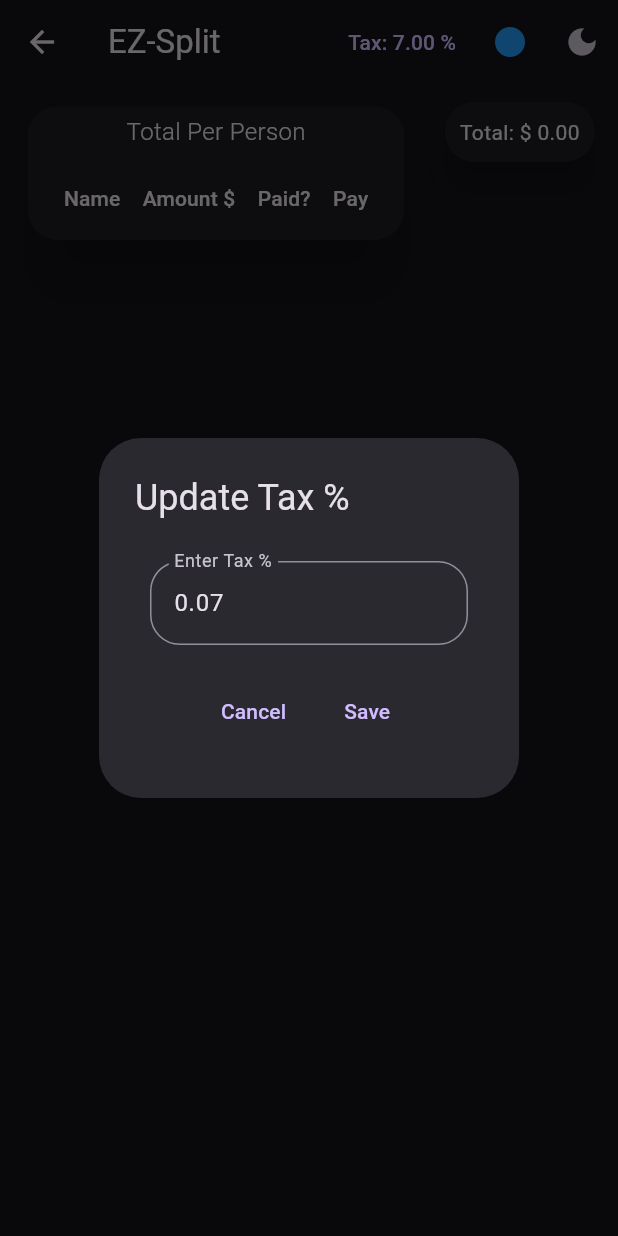
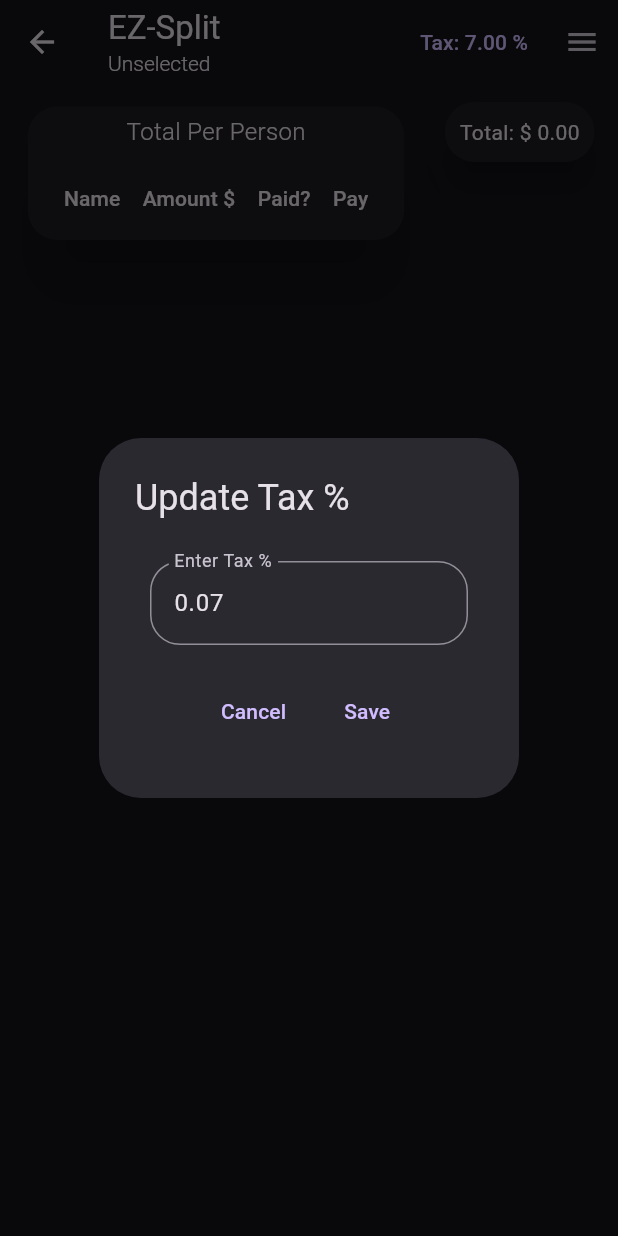
Before and after one commit to hectormiguel1/ez_split, a Flutter app: the TotalsPage screen opened by its route, after a tap on an icon or button, on a phone screen of 412 x 824 dp. Run offline on Flutter 3.47's test engine with Material 2 defaults, Android fonts, the phone set to English and light mode, and no system bars; our stand-ins replace flutter_riverpod, font_awesome_flutter, logger.

Commit message:
Further changes to make app work on smaller screens

```diff
--- a/lib/main.dart
+++ b/lib/main.dart
@@ -1,7 +1,4 @@
 import 'package:ez_split/model/routes.dart';
-import 'package:ez_split/pages/home.dart';
-import 'package:ez_split/pages/template.dart';
-import 'package:ez_split/pages/totals.dart';
 import 'package:ez_split/provider/providers.dart';
 import 'package:flutter/material.dart';
 import 'package:flutter_riverpod/flutter_riverpod.dart';
--- a/lib/model/theme.dart
+++ b/lib/model/theme.dart
@@ -46,7 +46,7 @@ class AppTheme with ChangeNotifier {
 
   void updateUI(BuildContext context) {
         final width = MediaQuery.of(context).size.width;
-    if (width <= 400) {
+    if (width <= 500) {
       shouldUseDrower = true;
     }
     else {
--- a/lib/pages/home.dart
+++ b/lib/pages/home.dart
@@ -15,7 +15,7 @@ class DataEntryScreen extends ConsumerWidget {
     ref.watch(currentRouteProvider).value = ModalRoute.of(context)!.settings.name!;
     theme.updateUI(context);
     return Scaffold(
-      appBar: CustomAppBar(key: GlobalKey()),
+      appBar: CustomAppBar(subtitle: ref.watch(templateProvider).value.name,),
       endDrawer: theme.shouldUseDrower ? const CustomDrawer() : null,
       body: Align(
         alignment: Alignment.topCenter,
--- a/lib/pages/template.dart
+++ b/lib/pages/template.dart
@@ -8,6 +8,7 @@ import 'package:flutter/material.dart';
 import 'package:flutter_riverpod/flutter_riverpod.dart';
 
 class TemplateSelection extends ConsumerWidget {
+
   const TemplateSelection({Key? key}) : super(key: key);
 
   void selectedTemplate(NotifierMap fees, Template selection) {
@@ -22,7 +23,7 @@ class TemplateSelection extends ConsumerWidget {
     final theme = ref.watch(appThemeProvider);
     final templateNotifier = ref.watch(templateProvider);
     ref.watch(currentRouteProvider).value = ModalRoute.of(context)!.settings.name!;
-    templateNotifier.value = Template.Unselected;
+    theme.updateUI(context);
     return Scaffold(
         appBar: CustomAppBar(),
         endDrawer: theme.shouldUseDrower ? const CustomDrawer() : null,
--- a/lib/pages/totals.dart
+++ b/lib/pages/totals.dart
@@ -1,4 +1,3 @@
-import 'package:ez_split/model/routes.dart';
 import 'package:ez_split/provider/providers.dart';
 import 'package:ez_split/widgets/app_bar.dart';
 import 'package:ez_split/widgets/drower.dart';
@@ -13,11 +12,14 @@ class TotalsPage extends ConsumerWidget {
   Widget build(BuildContext context, WidgetRef ref) {
     final total = ref.watch(totalProvider).value;
     final theme = ref.watch(appThemeProvider);
-        ref.watch(currentRouteProvider).value = ModalRoute.of(context)!.settings.name!;
+    ref.watch(currentRouteProvider).value =
+        ModalRoute.of(context)!.settings.name!;
 
     theme.updateUI(context);
     return Scaffold(
-        appBar: CustomAppBar(key: GlobalObjectKey(routeFromType[runtimeType]!)),
+        appBar: CustomAppBar(
+          subtitle: ref.watch(templateProvider).value.name,
+        ),
         endDrawer: theme.shouldUseDrower ? const CustomDrawer() : null,
         body: Align(
           alignment: Alignment.topCenter,
@@ -37,7 +39,8 @@ class TotalsPage extends ConsumerWidget {
                       ),
                       child: Padding(
                           padding: const EdgeInsets.all(10),
-                          child: Text("Total: \$ ${total.toStringAsFixed(2)}"))),
+                          child:
+                              Text("Total: \$ ${total.toStringAsFixed(2)}"))),
                 ),
               ],
             ),
--- a/lib/widgets/app_bar.dart
+++ b/lib/widgets/app_bar.dart
@@ -1,5 +1,4 @@
 import 'package:ez_split/model/routes.dart';
-import 'package:ez_split/model/template.dart';
 import 'package:ez_split/pages/template.dart';
 import 'package:ez_split/provider/providers.dart';
 import 'package:ez_split/widgets/color_picker.dart';
@@ -8,23 +7,20 @@ import 'package:flutter/material.dart';
 import 'package:flutter_riverpod/flutter_riverpod.dart';
 
 class CustomAppBar extends ConsumerWidget with PreferredSizeWidget {
-  CustomAppBar({Key? key}) : super(key: key);
+  final String? subtitle;
+  CustomAppBar({Key? key, this.subtitle}) : super(key: key);
 
   @override
   Widget build(BuildContext context, WidgetRef ref) {
     final theme = ref.watch(appThemeProvider);
     final tax = ref.watch(taxProvider);
-    final template = ref.watch(templateProvider);
     final currentRoute = ref.watch(currentRouteProvider);
-    if(currentRoute.value == '/') {
-      logger.i(currentRoute.value);
-    }
+    theme.updateUI(context);
     return AppBar(
-      leading: currentRoute.value != '/'?
-           IconButton(
+      leading: currentRoute.value != routeFromType[TemplateSelection]
+          ? IconButton(
               icon: const Icon(Icons.arrow_back),
               onPressed: () {
-
                 Navigator.of(context).pop();
               },
             )
@@ -35,21 +31,33 @@ class CustomAppBar extends ConsumerWidget with PreferredSizeWidget {
         crossAxisAlignment: CrossAxisAlignment.start,
         children: [
           const Text("EZ-Split"),
-          template.value != Template.Unselected
-              ? Text(template.value.toString(),
+          subtitle != null
+              ? Text(
+                  subtitle!,
                   style: const TextStyle(
-                      fontWeight: FontWeight.w100, fontSize: 12),)
+                      fontWeight: FontWeight.w300, fontSize: 14),
+                )
               : Container()
         ],
       ),
       centerTitle: false,
       actions: [
-        if (theme.shouldUseDrower)
+        if (theme.shouldUseDrower) ...[
+          Tooltip(
+            message: "Current Tax Rate, Click to Change",
+            child: TextButton(
+              child: Text("Tax: ${(tax.value * 100).toStringAsFixed(2)} %"),
+              onPressed: () => showDialog(
+                context: context,
+                builder: (_) => TaxDialog(),
+              ),
+            ),
+          ),
           IconButton(
             icon: const Icon(Icons.menu),
             onPressed: () => Scaffold.of(context).openEndDrawer(),
-          )
-        else ...[
+          ),
+        ] else ...[
           Tooltip(
               message: "Current Tax Rate, Click to Change",
               child: TextButton(
--- a/lib/widgets/drower.dart
+++ b/lib/widgets/drower.dart
@@ -16,10 +16,7 @@ class CustomDrawer extends ConsumerWidget {
       shape: RoundedRectangleBorder(borderRadius: BorderRadius.circular(20)),
         child: ListView(padding: EdgeInsets.zero, children: [
       const DrawerHeader(child: Align(alignment: Alignment.center, child: Text("EZ Split Settings")),),
-      ListTile(
-          title: Text("Tax: ${(tax * 100).toStringAsFixed(2)} %"),
-          onTap: () =>
-              showDialog(context: context, builder: (_) => TaxDialog())),
+
       ListTile(
         title: const Text("Current Color Theme: "),
         trailing: Icon(Icons.circle, color: theme.colorTheme),
```
